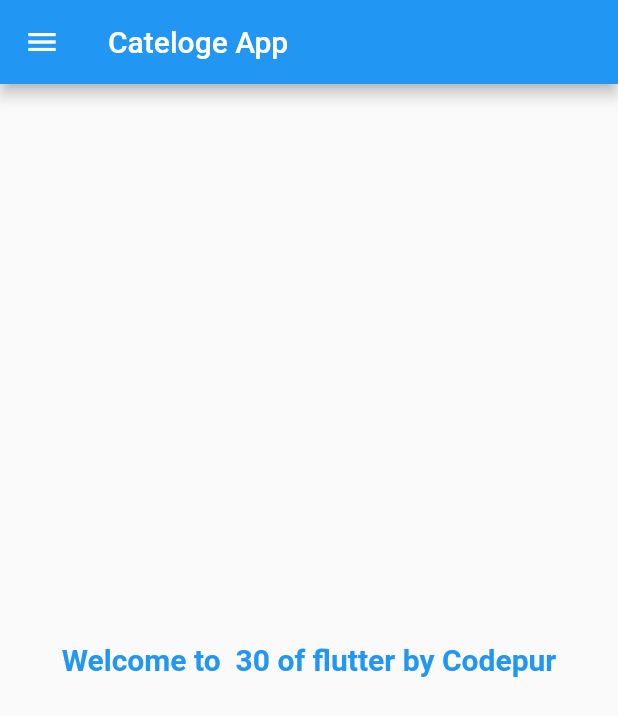
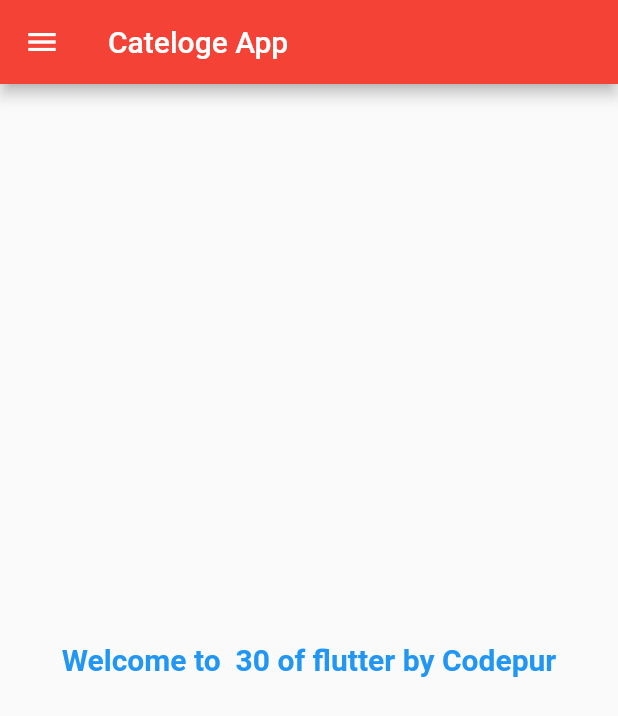
Before and after one commit to riteshpn/flutterbasics, a Flutter app: the screen it shows after launch, on a phone screen of 412 x 824 dp. Shown: the top 716 px of the screen. Run offline on Flutter 3.47's test engine with Material 2 defaults, Android fonts, the phone set to English and light mode, and no system bars.

Commit message:
day 3 complete

```diff
--- a/lib/main.dart
+++ b/lib/main.dart
@@ -1,4 +1,5 @@
-import 'package:all_basicf/homepage.dart';
+import 'package:all_basicf/pages/homepage.dart';
+import 'package:all_basicf/pages/login_page.dart';
 import 'package:flutter/material.dart';
 
 void main() {
@@ -12,7 +13,15 @@
   Widget build(BuildContext context) {
     return MaterialApp(
       debugShowCheckedModeBanner: false,
-      home: HomePage(),
+      themeMode: ThemeMode.light,
+      theme: ThemeData(primarySwatch: Colors.red),
+      //darkTheme: ThemeData(brightness: Brightness.dark),
+      initialRoute: "/home",
+      routes: {
+        "/": (context) => LoginPage(),
+        "/home": (context) => HomePage(),
+        "/login": (context) => LoginPage(),
+      },
     );
   }
 }
--- a/lib/homepage.dart
+++ b/lib/pages/homepage.dart
@@ -14,7 +14,7 @@
       body: Center(
         child: Text(
           "Welcome to  $days of flutter by $name",
-          style: TextStyle(
+          style: const TextStyle(
               fontSize: 20, fontWeight: FontWeight.bold, color: Colors.blue),
         ),
       ),
```
Also changed, not shown: lib/pages/login_page.dart (added, +18 -0 lines).
